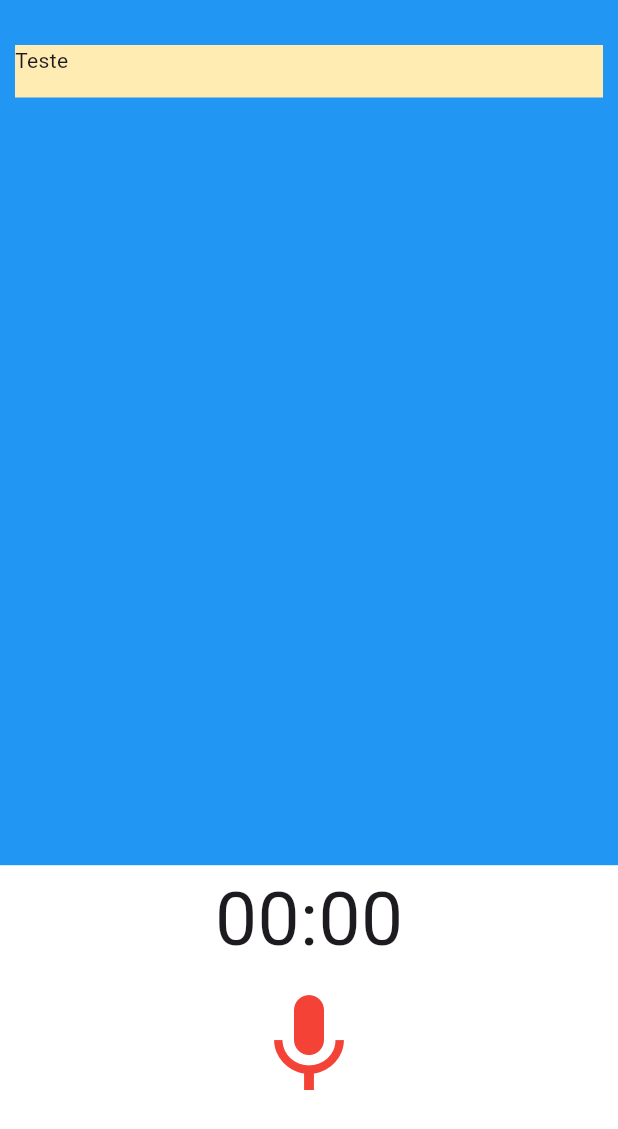
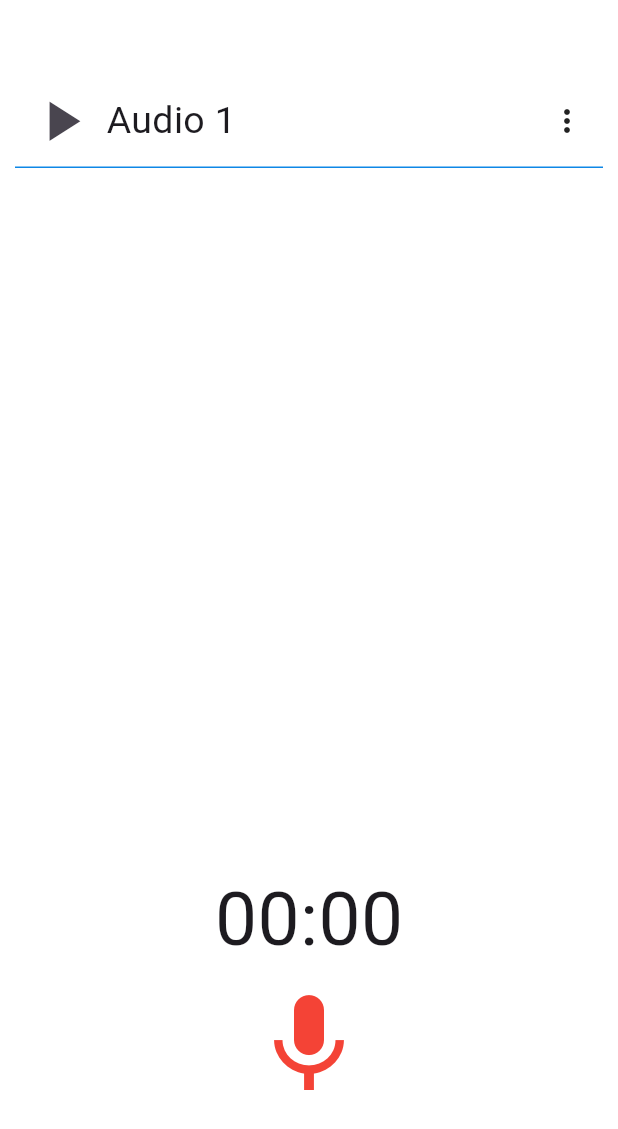
Before and after one commit to yurimatosrodrigues/record-audio, a Flutter app: the screen it shows after launch, on a phone screen of 412 x 824 dp. Shown: the top 1129 px of the screen. Run offline on Flutter 3.47's test engine with Material 3 defaults, Android fonts, the phone set to English and light mode, and no system bars; our stand-ins replace just_audio; missing offline and left inert: record.

Commit message:
feat: cria pop-up menu

```diff
--- a/lib/list_audio.dart
+++ b/lib/list_audio.dart
@@ -1,4 +1,5 @@
 import 'package:flutter/material.dart';
+import 'package:record_audio/menu_widget.dart';
 
 class ListAudio extends StatefulWidget {
   @override
@@ -11,14 +12,31 @@ class _ListAudioState extends State<ListAudio> {
     return SizedBox(
       height: MediaQuery.of(context).size.height * 0.7,
       child: Container(
-        color: Colors.blue,
         child: ListView(
-          padding: EdgeInsets.fromLTRB(10, 30, 10, 10),
+          padding: EdgeInsets.fromLTRB(10, 50, 10, 10),
           children: <Widget>[
             Container(
-              height: 35,
-              color: Colors.amber[100],
-              child: Text('Teste'),
+              decoration: BoxDecoration(
+                border: Border(
+                  bottom: BorderSide(
+                    color: Color.fromARGB(255, 14, 135, 230),
+                    width: 1,
+                  ),
+                ),
+              ),
+              child: Row(
+                mainAxisAlignment: MainAxisAlignment.spaceBetween,
+                children: [
+                  IconButton(
+                    icon: Icon(Icons.play_arrow, size: 45),
+                    onPressed: () => {},
+                  ),
+                  Expanded(
+                    child: Text('Audio 1', style: TextStyle(fontSize: 25)),
+                  ),
+                  Menu(),
+                ],
+              ),
             ),
           ],
         ),
--- /dev/null
+++ b/lib/menu_widget.dart
@@ -0,0 +1,56 @@
+import 'package:flutter/material.dart';
+import 'package:flutter/services.dart';
+
+class Menu extends StatefulWidget {
+  @override
+  _MenuState createState() => _MenuState();
+}
+
+class _MenuState extends State<Menu> {
+  @override
+  Widget build(BuildContext context) {
+    return PopupMenuButton(
+      itemBuilder:
+          (context) => [
+            PopupMenuItem(
+              child: Text('Rename'),
+              onTap:
+                  () => {
+                    showDialog(
+                      context: context,
+                      builder: (BuildContext) {
+                        return SimpleDialog(title: Text('tst'));
+                      },
+                    ),
+                  },
+            ),
+
+            PopupMenuItem(
+              child: Text('Share'),
+              onTap:
+                  () => {
+                    showDialog(
+                      context: context,
+                      builder: (BuildContext) {
+                        return SimpleDialog(title: Text('tst'));
+                      },
+                    ),
+                  },
+            ),
+
+            PopupMenuItem(
+              child: Text('Delete'),
+              onTap:
+                  () => {
+                    showDialog(
+                      context: context,
+                      builder: (BuildContext) {
+                        return SimpleDialog(title: Text('tst'));
+                      },
+                    ),
+                  },
+            ),
+          ],
+    );
+  }
+}
```
